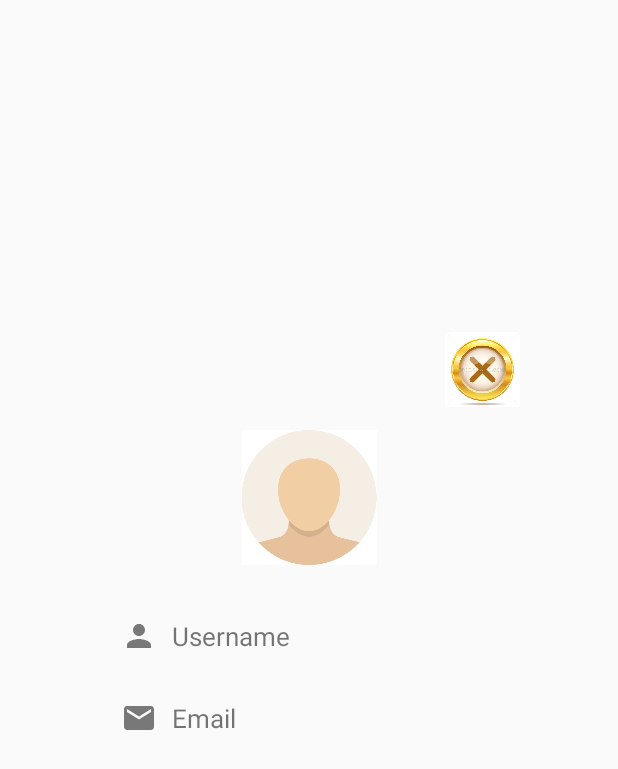
After one commit to TonaDaphin/DetourAdmin, an Android app: the layout profile_user.xml on its own in the app's theme, with its tools: preview values and no code run, on a phone screen of 412 x 824 dp. The commit adds this screen. Shown: the top 769 px of the screen. Run offline under Robolectric (Android 15) with nearby library versions, the phone set to English and light mode, and no system bars.

Commit message:
Edited user profile

```diff
--- /dev/null
+++ b/app/src/main/res/layout/profile_user.xml
@@ -0,0 +1,89 @@
+<?xml version="1.0" encoding="utf-8"?>
+<androidx.constraintlayout.widget.ConstraintLayout xmlns:android="http://schemas.android.com/apk/res/android"
+    xmlns:app="http://schemas.android.com/apk/res-auto"
+    xmlns:tools="http://schemas.android.com/tools"
+    android:layout_width="360dp"
+    android:layout_height="460dp"
+    android:layout_gravity="center"
+    android:orientation="vertical"
+    android:padding="20dp">
+
+    <androidx.constraintlayout.widget.ConstraintLayout
+        android:id="@+id/constraintLayout"
+        android:layout_width="0dp"
+        android:layout_height="wrap_content"
+        android:layout_marginStart="14dp"
+        android:layout_marginTop="14dp"
+        android:layout_marginEnd="14dp"
+        app:layout_constraintEnd_toEndOf="parent"
+        app:layout_constraintStart_toStartOf="parent"
+        app:layout_constraintTop_toTopOf="parent">
+
+        <LinearLayout
+            android:id="@+id/linearLayout12"
+            android:layout_width="0dp"
+            android:layout_height="wrap_content"
+            android:layout_marginStart="5dp"
+            android:layout_marginLeft="5dp"
+            android:layout_marginTop="5dp"
+            android:layout_marginEnd="5dp"
+            android:layout_marginRight="5dp"
+            android:orientation="vertical"
+            app:layout_constraintEnd_toEndOf="parent"
+            app:layout_constraintStart_toStartOf="parent"
+            app:layout_constraintTop_toTopOf="parent">
+
+            <ImageView
+                android:id="@+id/cancel"
+                android:layout_width="50dp"
+                android:layout_height="50dp"
+                android:layout_gravity="end"
+                android:src="@drawable/cancel" />
+
+            <ImageView
+                android:layout_width="100dp"
+                android:layout_height="90dp"
+                android:layout_gravity="center"
+                android:layout_marginTop="15dp"
+                android:layout_marginBottom="20dp"
+                android:src="@drawable/person" />
+
+            <TextView
+                android:id="@+id/userName"
+                android:layout_width="wrap_content"
+                android:layout_height="wrap_content"
+                android:layout_margin="5dp"
+                android:drawableLeft="@drawable/ic_person_black_24dp"
+                android:drawablePadding="10dp"
+                android:padding="10dp"
+                android:text="Username"
+                android:textSize="17sp" />
+
+            <TextView
+                android:id="@+id/userEmail"
+                android:layout_width="wrap_content"
+                android:layout_height="wrap_content"
+                android:layout_margin="5dp"
+                android:drawableLeft="@drawable/ic_email_black_24dp"
+                android:drawablePadding="10dp"
+                android:padding="10dp"
+                android:text="Email"
+                android:textSize="17sp" />
+
+            <TextView
+                android:id="@+id/userMobile"
+                android:layout_width="wrap_content"
+                android:layout_height="wrap_content"
+                android:layout_margin="5dp"
+                android:drawableLeft="@drawable/ic_local_phone_black_24dp"
+                android:drawablePadding="10dp"
+                android:padding="10dp"
+                android:text="Mobile contact"
+                android:textSize="17sp"
+                android:visibility="invisible" />
+
+        </LinearLayout>
+
+    </androidx.constraintlayout.widget.ConstraintLayout>
+
+</androidx.constraintlayout.widget.ConstraintLayout>
--- a/app/src/main/res/layout/user_item_list.xml
+++ b/app/src/main/res/layout/user_item_list.xml
@@ -11,7 +11,8 @@
         app:cardCornerRadius="4dp"
         app:cardElevation="4dp"
         app:cardUseCompatPadding="true"
-        app:contentPadding="16dp" >
+        app:contentPadding="16dp"
+        android:onClick="showPopUp">
 
         <androidx.constraintlayout.widget.ConstraintLayout
             android:layout_width="match_parent"
```
Also changed, not shown: app/src/main/java/com/example/detouradmin/Activities/UsersActivity.java (+65 -0 lines).
